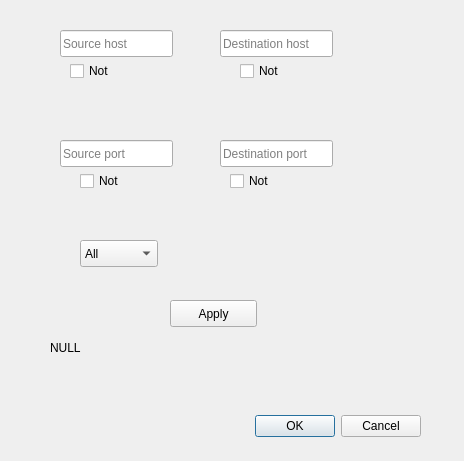
This is filtersettingswindow.ui in AONunan/FinalYearProject as Qt 5 draws it before an edit. The edited form follows.
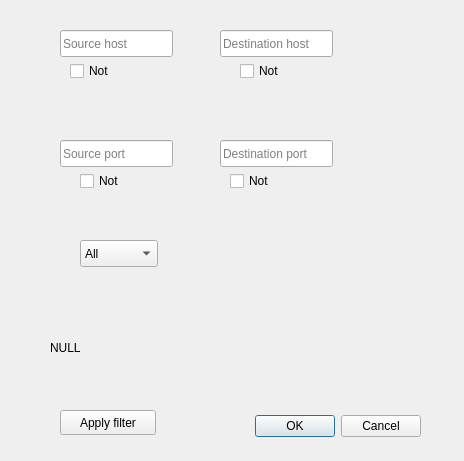
This is the edited form.

Commit message: Moved ApplyFilter button to FilterSettingsWindow

```diff
--- a/filtersettingswindow.ui
+++ b/filtersettingswindow.ui
@@ -124,19 +124,6 @@
     <string>NULL</string>
    </property>
   </widget>
-  <widget class="QPushButton" name="pushButton_temp">
-   <property name="geometry">
-    <rect>
-     <x>170</x>
-     <y>300</y>
-     <width>87</width>
-     <height>27</height>
-    </rect>
-   </property>
-   <property name="text">
-    <string>Apply</string>
-   </property>
-  </widget>
   <widget class="QCheckBox" name="checkBox_src_host">
    <property name="geometry">
     <rect>
@@ -189,6 +176,22 @@
     <string>Not</string>
    </property>
   </widget>
+  <widget class="QPushButton" name="button_applyFilter">
+   <property name="geometry">
+    <rect>
+     <x>60</x>
+     <y>410</y>
+     <width>96</width>
+     <height>25</height>
+    </rect>
+   </property>
+   <property name="toolTip">
+    <string>Apply selected filter</string>
+   </property>
+   <property name="text">
+    <string>Apply filter</string>
+   </property>
+  </widget>
  </widget>
  <resources/>
  <connections>
```
The commit also changes 5 other files.
